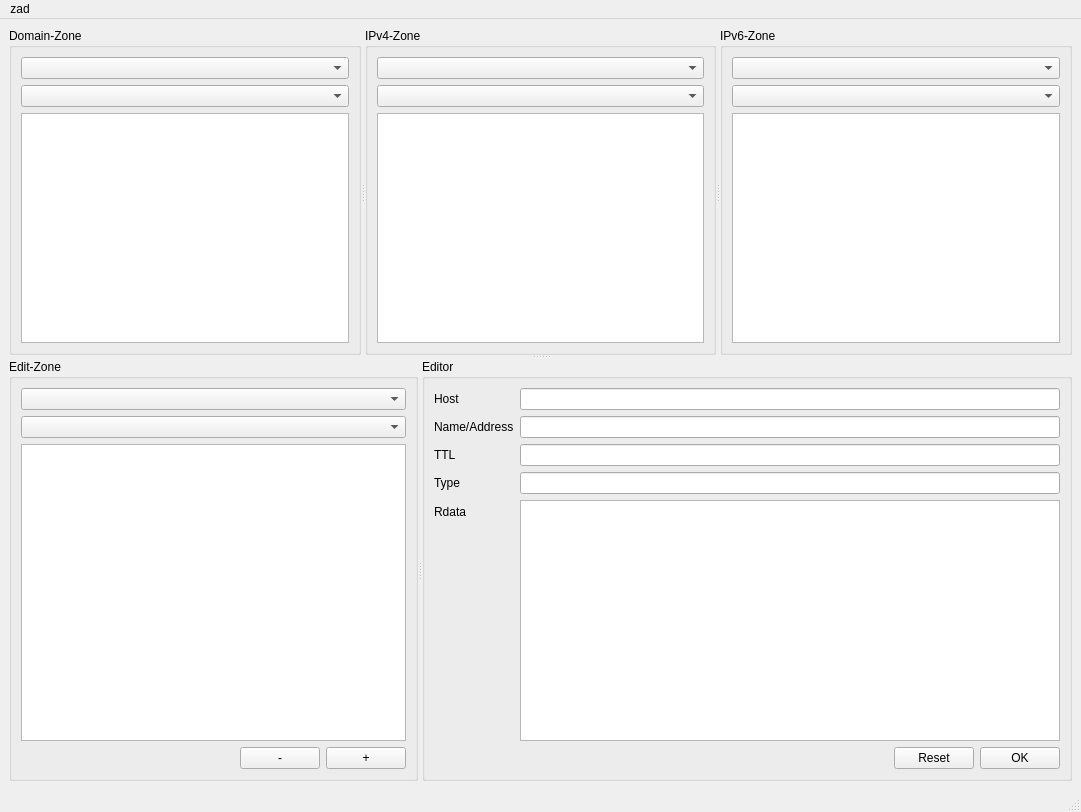
The window that zad/Designer/mainwindow.ui (z1e2v3s/zad) describes before a commit, drawn with Qt 5.
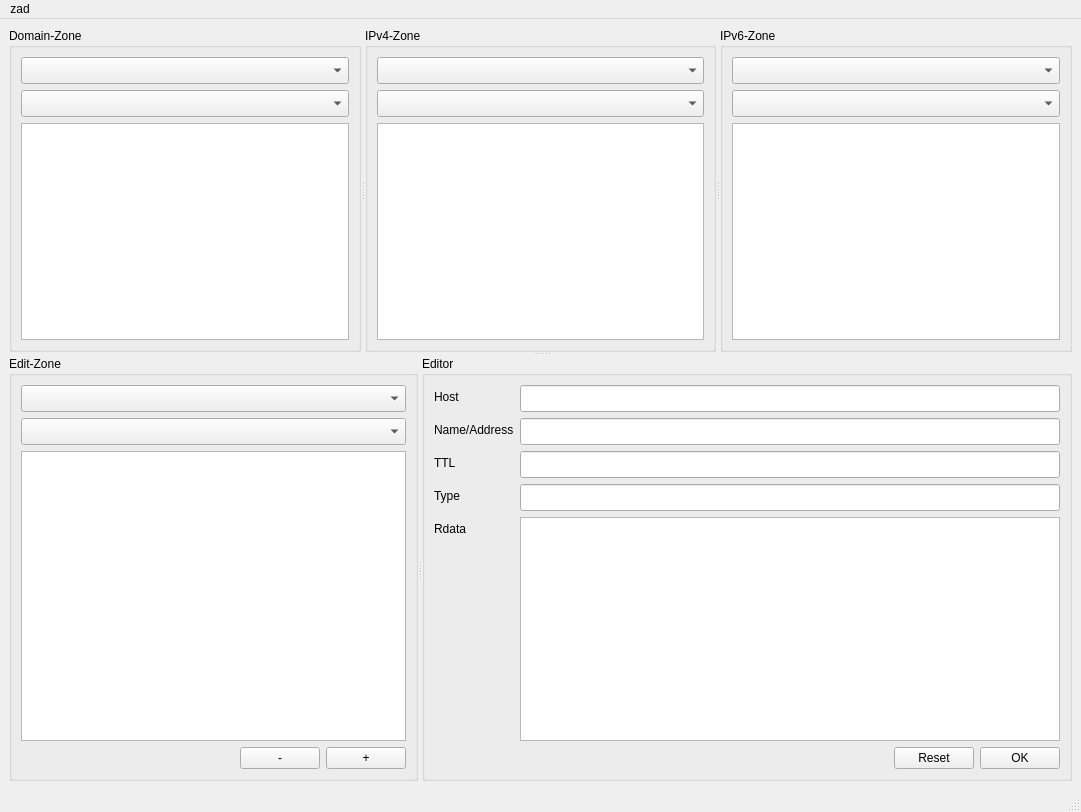
The same window after the commit.

Commit message: Changed used GUI font to font family Bitstream Vera for better cross platform compatibility

```diff
--- a/zad/Designer/mainwindow.ui
+++ b/zad/Designer/mainwindow.ui
@@ -38,15 +38,30 @@
          <item>
           <layout class="QVBoxLayout" name="verticalLayout_4">
            <item>
-            <widget class="QComboBox" name="comboBoxZone_1"/>
+            <widget class="QComboBox" name="comboBoxZone_1">
+             <property name="font">
+              <font>
+               <family>Bitstream Vera Sans</family>
+               <pointsize>12</pointsize>
+              </font>
+             </property>
+            </widget>
            </item>
            <item>
-            <widget class="QComboBox" name="comboBoxSub_1"/>
+            <widget class="QComboBox" name="comboBoxSub_1">
+             <property name="font">
+              <font>
+               <family>Bitstream Vera Sans</family>
+               <pointsize>12</pointsize>
+              </font>
+             </property>
+            </widget>
            </item>
            <item>
             <widget class="QTableView" name="tableView_1">
              <property name="font">
               <font>
+               <family>Bitstream Vera Sans Mono</family>
                <pointsize>11</pointsize>
               </font>
              </property>
@@ -67,15 +82,30 @@
          <item>
           <layout class="QVBoxLayout" name="verticalLayout_6">
            <item>
-            <widget class="QComboBox" name="comboBoxZone_2"/>
+            <widget class="QComboBox" name="comboBoxZone_2">
+             <property name="font">
+              <font>
+               <family>Bitstream Vera Sans</family>
+               <pointsize>12</pointsize>
+              </font>
+             </property>
+            </widget>
            </item>
            <item>
-            <widget class="QComboBox" name="comboBoxSub_2"/>
+            <widget class="QComboBox" name="comboBoxSub_2">
+             <property name="font">
+              <font>
+               <family>Bitstream Vera Sans</family>
+               <pointsize>12</pointsize>
+              </font>
+             </property>
+            </widget>
            </item>
            <item>
             <widget class="QTableView" name="tableView_2">
              <property name="font">
               <font>
+               <family>Bitstream Vera Sans Mono</family>
                <pointsize>11</pointsize>
               </font>
              </property>
@@ -96,15 +126,30 @@
          <item>
           <layout class="QVBoxLayout" name="verticalLayout_8">
            <item>
-            <widget class="QComboBox" name="comboBoxZone_3"/>
+            <widget class="QComboBox" name="comboBoxZone_3">
+             <property name="font">
+              <font>
+               <family>Bitstream Vera Sans</family>
+               <pointsize>12</pointsize>
+              </font>
+             </property>
+            </widget>
            </item>
            <item>
-            <widget class="QComboBox" name="comboBoxSub_3"/>
+            <widget class="QComboBox" name="comboBoxSub_3">
+             <property name="font">
+              <font>
+               <family>Bitstream Vera Sans</family>
+               <pointsize>12</pointsize>
+              </font>
+             </property>
+            </widget>
            </item>
            <item>
             <widget class="QTableView" name="tableView_3">
              <property name="font">
               <font>
+               <family>Bitstream Vera Sans Mono</family>
                <pointsize>11</pointsize>
               </font>
              </property>
@@ -131,18 +176,32 @@
           <layout class="QVBoxLayout" name="verticalLayout_2">
            <item>
             <widget class="QComboBox" name="comboBoxMainZone">
+             <property name="font">
+              <font>
+               <family>Bitstream Vera Sans</family>
+               <pointsize>12</pointsize>
+              </font>
+             </property>
              <property name="currentText">
               <string/>
              </property>
             </widget>
            </item>
            <item>
-            <widget class="QComboBox" name="comboBoxMainSub"/>
+            <widget class="QComboBox" name="comboBoxMainSub">
+             <property name="font">
+              <font>
+               <family>Bitstream Vera Sans</family>
+               <pointsize>12</pointsize>
+              </font>
+             </property>
+            </widget>
            </item>
            <item>
             <widget class="QTableView" name="maintableView">
              <property name="font">
               <font>
+               <family>Bitstream Vera Sans Mono</family>
                <pointsize>11</pointsize>
               </font>
              </property>
@@ -222,7 +281,14 @@
             </widget>
            </item>
            <item row="1" column="1">
-            <widget class="QLineEdit" name="nameAddressEdit"/>
+            <widget class="QLineEdit" name="nameAddressEdit">
+             <property name="font">
+              <font>
+               <family>Bitstream Vera Sans</family>
+               <pointsize>12</pointsize>
+              </font>
+             </property>
+            </widget>
            </item>
            <item row="2" column="0">
             <widget class="QLabel" name="ttlLabel">
@@ -232,7 +298,14 @@
             </widget>
            </item>
            <item row="2" column="1">
-            <widget class="QLineEdit" name="ttlEdit"/>
+            <widget class="QLineEdit" name="ttlEdit">
+             <property name="font">
+              <font>
+               <family>Bitstream Vera Sans</family>
+               <pointsize>12</pointsize>
+              </font>
+             </property>
+            </widget>
            </item>
            <item row="3" column="0">
             <widget class="QLabel" name="typeLabel">
@@ -242,7 +315,14 @@
             </widget>
            </item>
            <item row="3" column="1">
-            <widget class="QLineEdit" name="typeEdit"/>
+            <widget class="QLineEdit" name="typeEdit">
+             <property name="font">
+              <font>
+               <family>Bitstream Vera Sans</family>
+               <pointsize>12</pointsize>
+              </font>
+             </property>
+            </widget>
            </item>
            <item row="4" column="0">
             <widget class="QLabel" name="rdataLabel">
@@ -255,6 +335,7 @@
             <widget class="QTextEdit" name="rdataEdit">
              <property name="font">
               <font>
+               <family>Bitstream Vera Sans Mono</family>
                <pointsize>11</pointsize>
               </font>
              </property>
@@ -268,7 +349,14 @@
             </widget>
            </item>
            <item row="0" column="1">
-            <widget class="QLineEdit" name="hostLineEdit"/>
+            <widget class="QLineEdit" name="hostLineEdit">
+             <property name="font">
+              <font>
+               <family>Bitstream Vera Sans</family>
+               <pointsize>12</pointsize>
+              </font>
+             </property>
+            </widget>
            </item>
           </layout>
          </item>
```
Left out of the diff: 5 changed lines with no effect on the pictures. The commit also changes 1 other file.
